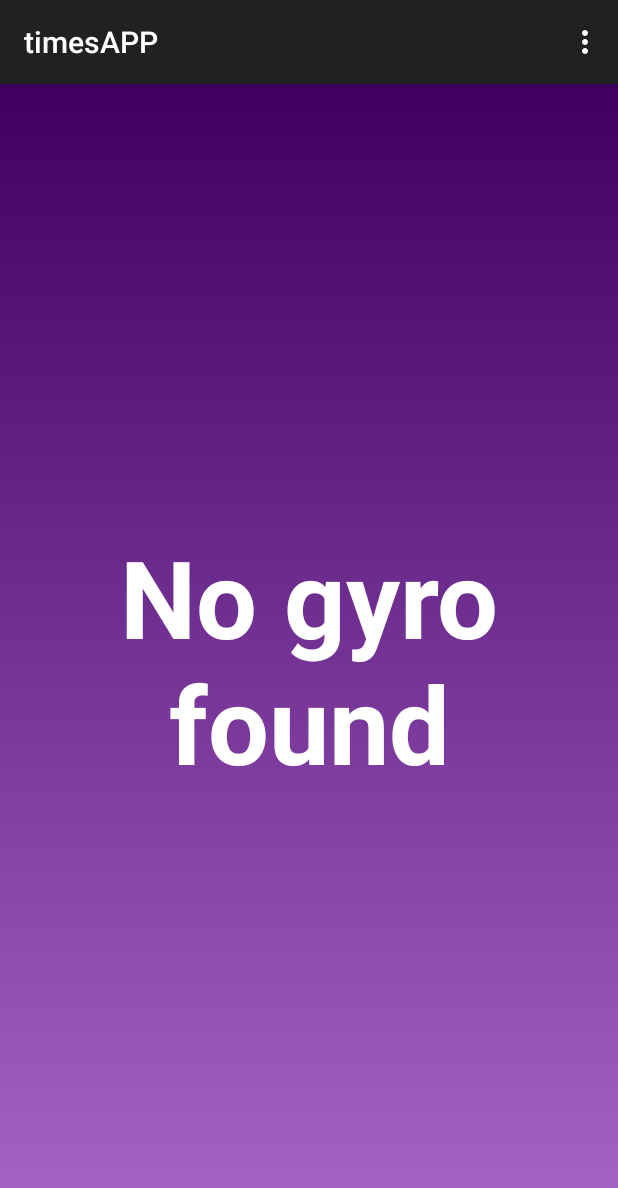
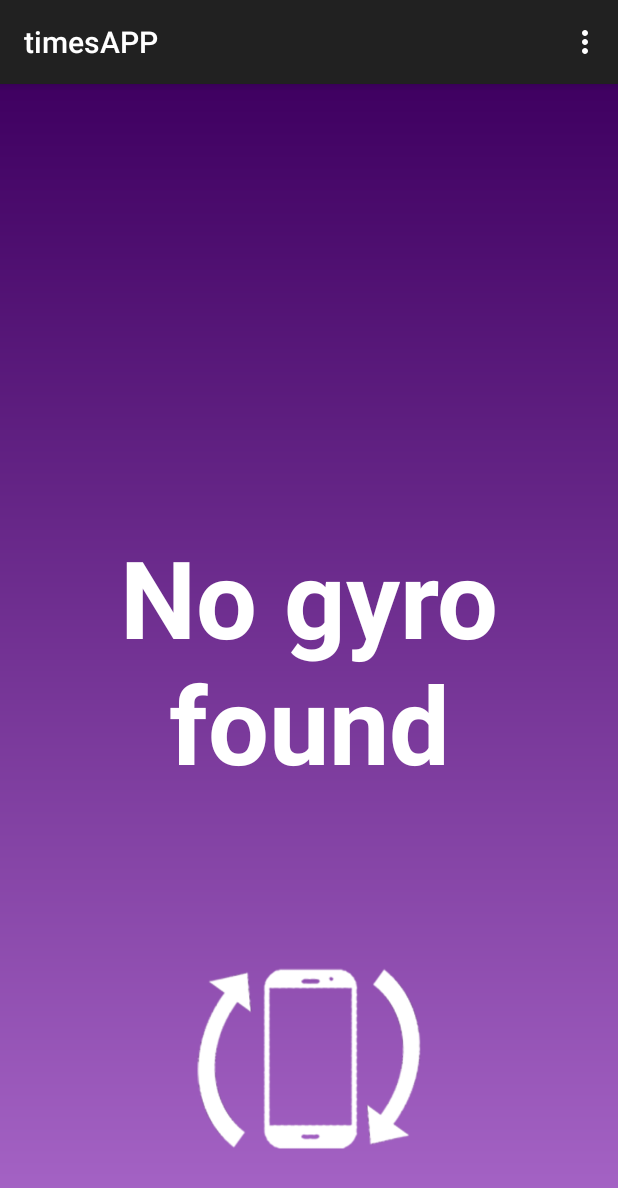
Before and after one commit to AmyNgithub/timesAPP, an Android app: the screen it shows after launch (MainActivity), on a phone screen of 412 x 824 dp. Shown: the top 1188 px of the screen. Run offline under Robolectric (Android 15) with nearby library versions, the phone set to English and light mode, and no system bars.

Commit message:
Awesome info image added

```diff
--- a/app/src/main/java/com/example/iapps/timesapp/MainActivity.java
+++ b/app/src/main/java/com/example/iapps/timesapp/MainActivity.java
@@ -11,6 +11,8 @@ import android.support.v7.app.ActionBarActivity;
 import android.os.Bundle;
 import android.view.Menu;
 import android.view.MenuItem;
+import android.view.View;
+import android.widget.ImageView;
 import android.widget.TextView;
 
 import java.io.IOException;
@@ -20,6 +22,7 @@ public class MainActivity extends ActionBarActivity implements SensorEventListen
     private SensorManager mSensorManager;
     private Sensor mGravity;
     private TextView minutesView;
+    private ImageView infoGraphics;
     private Sensor mGyro;
     private MediaPlayer mPlayer;
     //private SoundPool sp;
@@ -48,6 +51,7 @@ public class MainActivity extends ActionBarActivity implements SensorEventListen
         super.onCreate(savedInstanceState);
         setContentView(R.layout.activity_main);
         minutesView = (TextView) findViewById(R.id.activity_main_minutes);
+        infoGraphics = (ImageView) findViewById(R.id.imageViewPhoneRot);
         updateTime();
         mPlayer = MediaPlayer.create(getApplicationContext(), R.raw.alarm);
         mPlayer.setLooping(true);
@@ -159,6 +163,7 @@ public class MainActivity extends ActionBarActivity implements SensorEventListen
                         totalRotation = 0;
                         seconds = 0;
                         minutes++;
+                        hideImage();
                         updateTime();
                     }
                 }else if(!timerOn){
@@ -203,6 +208,12 @@ public class MainActivity extends ActionBarActivity implements SensorEventListen
         //Lägg till tick ljud och sånt
     }
 
+    private void hideImage(){
+        if (infoGraphics.getVisibility() == View.VISIBLE) {
+            infoGraphics.setVisibility(View.INVISIBLE);
+        }
+    }
+
     @Override
     protected void onResume() {
         super.onResume();
--- a/app/src/main/res/layout/activity_main.xml
+++ b/app/src/main/res/layout/activity_main.xml
@@ -16,6 +16,15 @@
         android:textColor="@android:color/white"
         android:textSize="72sp"/>
 
+    <ImageView
+        android:id="@+id/imageViewPhoneRot"
+        android:layout_width="150dp"
+        android:layout_height="150dp"
+        android:src="@drawable/telefonrot"
+        android:layout_marginBottom="25dp"
+        android:layout_alignBottom="@+id/activity_main_minutes"
+        android:layout_centerHorizontal="true" />
+
     <!--android:layout_width="wrap_content"
 android:layout_height="wrap_content"-->
 
```
